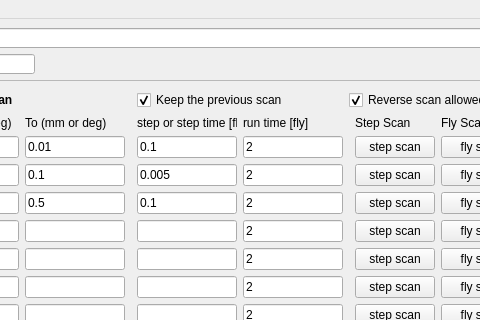
The window that gui/motorGUI.ui (Byeongdulee/ptychoSAXS) describes before a commit, drawn with Qt 5; both pictures show x 561 to 1041 and y 0 to 320 of the 1423 by 801 pixel window.
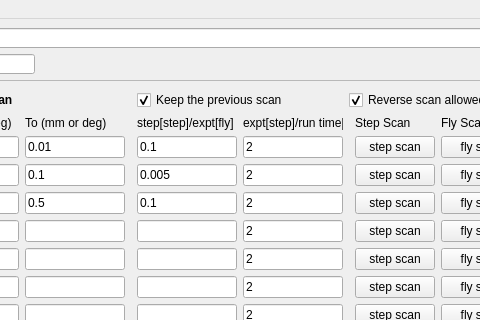
The same window after the commit.

What changed in the file:
```diff
--- a/gui/motorGUI.ui
+++ b/gui/motorGUI.ui
@@ -126,7 +126,7 @@
          <enum>QLayout::SetNoConstraint</enum>
         </property>
         <item>
-         <layout class="QGridLayout" name="gridLayout_2" rowstretch="0,0,0,0,0,0,0,0,0,0,0,0,0,0,0,0">
+         <layout class="QGridLayout" name="gridLayout_2" rowstretch="0,0,0,0,0,0,0,0,0,0,0,0,0,0,0,0" columnstretch="0,0,0,0,0,0,0,0,0,0,50,0,0,0,0,0" columnminimumwidth="0,0,0,0,0,0,0,0,0,0,0,100,0,0,0,0">
           <property name="sizeConstraint">
            <enum>QLayout::SetNoConstraint</enum>
           </property>
@@ -949,19 +949,6 @@
             </property>
            </widget>
           </item>
-          <item row="1" column="11" colspan="2">
-           <widget class="QLabel" name="label_18">
-            <property name="maximumSize">
-             <size>
-              <width>100</width>
-              <height>16777215</height>
-             </size>
-            </property>
-            <property name="text">
-             <string>run time [fly]</string>
-            </property>
-           </widget>
-          </item>
           <item row="8" column="5">
            <widget class="QLineEdit" name="ed_7_tweak">
             <property name="maximumSize">
@@ -1242,6 +1229,12 @@
           </item>
           <item row="1" column="10">
            <widget class="QLabel" name="label_17">
+            <property name="minimumSize">
+             <size>
+              <width>0</width>
+              <height>0</height>
+             </size>
+            </property>
             <property name="maximumSize">
              <size>
               <width>100</width>
@@ -1249,7 +1242,7 @@
              </size>
             </property>
             <property name="text">
-             <string>step or step time [fly]</string>
+             <string>step[step]/expt[fly]</string>
             </property>
            </widget>
           </item>
@@ -1915,6 +1908,19 @@
             </property>
            </widget>
           </item>
+          <item row="1" column="11">
+           <widget class="QLabel" name="label_18">
+            <property name="maximumSize">
+             <size>
+              <width>100</width>
+              <height>16777215</height>
+             </size>
+            </property>
+            <property name="text">
+             <string>expt[step]/run time[fly]</string>
+            </property>
+           </widget>
+          </item>
          </layout>
         </item>
         <item>
```
Left out of the diff: 15 changed lines with no effect on the pictures.
